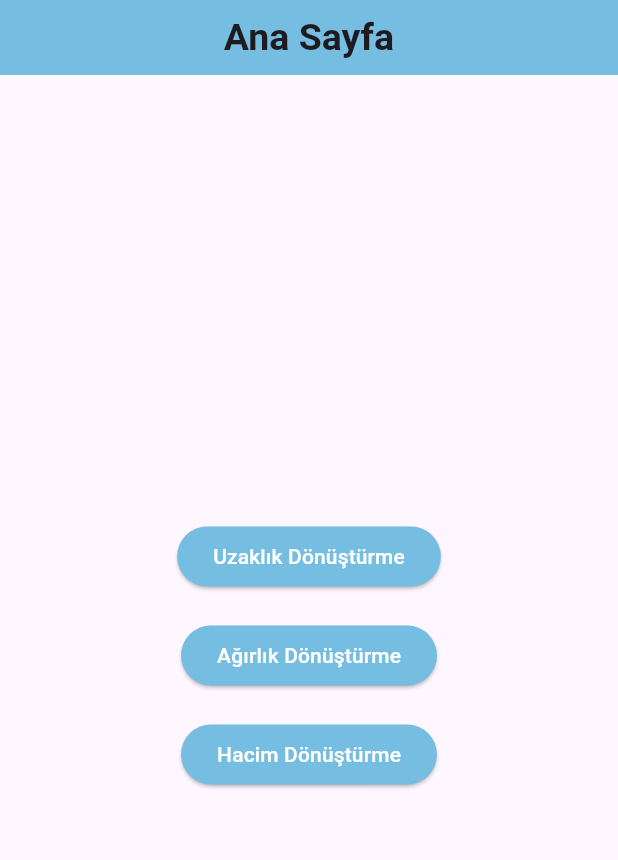
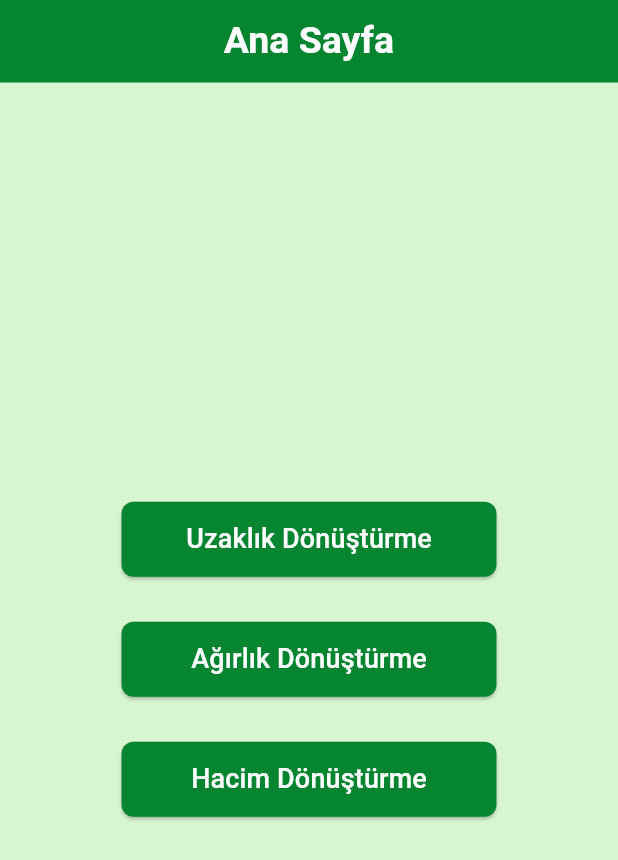
Before and after one commit to efekrtt/birim_cevirici, a Flutter app: the screen it shows after launch, on a phone screen of 412 x 824 dp. Shown: the top 860 px of the screen. Run offline on Flutter 3.47's test engine with Material 3 defaults, Android fonts, the phone set to English and light mode, and no system bars.

```diff
--- a/lib/app_bar.dart
+++ b/lib/app_bar.dart
@@ -2,15 +2,16 @@ import 'package:flutter/material.dart';
 
 AppBar buildAppBar(String title) {
   return AppBar(
+    backgroundColor: Color.fromARGB(255, 5, 133, 47),
     title: Text(
       title,
       style: TextStyle(
         fontSize: 25.0,
         fontWeight: FontWeight.bold,
+        color: Colors.white,
       ),
     ),
     centerTitle: true,
-    backgroundColor: const Color.fromARGB(255, 117, 190, 226),
-    toolbarHeight: 50.0,
+    toolbarHeight: 55.0,
   );
 }
--- a/lib/gallon2liter_screen.dart
+++ b/lib/gallon2liter_screen.dart
@@ -59,6 +59,7 @@ class _VolumeConversionScreenState extends State<VolumeConversionScreen> {
   @override
   Widget build(BuildContext context) {
     return Scaffold(
+      backgroundColor: Color.fromARGB(255, 215, 245, 209),
       appBar: buildAppBar('Hacim Dönüştürücü'),
       body: Padding(
         padding: const EdgeInsets.all(15.0),
--- a/lib/home_page.dart
+++ b/lib/home_page.dart
@@ -1,13 +1,14 @@
 import 'package:flutter/material.dart';
 import 'mile2km_screen.dart';
 import 'app_bar.dart';
-import 'weight_conversion_screen.dart';
+import 'pound2kg_screen.dart'; // Dosya adını burada güncelledik
 import 'gallon2liter_screen.dart';
 
 class HomePage extends StatelessWidget {
   @override
   Widget build(BuildContext context) {
     return Scaffold(
+      backgroundColor: Color.fromARGB(255, 215, 245, 209),
       appBar: buildAppBar('Ana Sayfa'),
       body: Center(
         child: Column(
@@ -15,8 +16,13 @@ class HomePage extends StatelessWidget {
           children: [
             ElevatedButton(
               style: ElevatedButton.styleFrom(
-                backgroundColor: const Color.fromARGB(255, 117, 190, 226),
+                backgroundColor: Color.fromARGB(255, 5, 133, 47),
                 foregroundColor: Colors.white,
+                minimumSize: Size(250, 50), // Boyutu burada ayarlayın
+                shape: RoundedRectangleBorder(
+                  borderRadius:
+                      BorderRadius.circular(8), // Yuvarlaklığı burada ayarlayın
+                ),
               ),
               onPressed: () {
                 Navigator.push(
@@ -24,39 +30,66 @@ class HomePage extends StatelessWidget {
                   MaterialPageRoute(builder: (context) => ConversionScreen()),
                 );
               },
-              child: Text('Uzaklık Dönüştürme'),
+              child: Text(
+                'Uzaklık Dönüştürme',
+                style: TextStyle(
+                  fontSize: 18, // Yazı boyutunu burada ayarlayın
+                ),
+              ),
             ),
-            SizedBox(height: 18),
+            SizedBox(height: 30),
             ElevatedButton(
               style: ElevatedButton.styleFrom(
-                backgroundColor: const Color.fromARGB(255, 117, 190, 226),
+                backgroundColor: Color.fromARGB(255, 5, 133, 47),
                 foregroundColor: Colors.white,
+                minimumSize: Size(250, 50), // Boyutu burada ayarlayın
+                shape: RoundedRectangleBorder(
+                  borderRadius:
+                      BorderRadius.circular(8), // Yuvarlaklığı burada ayarlayın
+                ),
               ),
               onPressed: () {
                 Navigator.push(
                   context,
                   MaterialPageRoute(
-                      builder: (context) => WeightConversionScreen()),
+                      builder: (context) =>
+                          VolumeConversionScreen()), // Sınıf adını burada güncelledik
                 );
               },
-              child: Text('Ağırlık Dönüştürme'),
+              child: Text(
+                'Ağırlık Dönüştürme',
+                style: TextStyle(
+                  fontSize: 18, // Yazı boyutunu burada ayarlayın
+                ),
+              ),
             ),
-            SizedBox(height: 18),
+            SizedBox(height: 30),
 
             ElevatedButton(
               style: ElevatedButton.styleFrom(
-                backgroundColor: const Color.fromARGB(255, 117, 190, 226),
+                backgroundColor: Color.fromARGB(255, 5, 133, 47),
                 foregroundColor: Colors.white,
+                minimumSize: Size(250, 50), // Boyutu burada ayarlayın
+                shape: RoundedRectangleBorder(
+                  borderRadius:
+                      BorderRadius.circular(8), // Yuvarlaklığı burada ayarlayın
+                ),
               ),
               onPressed: () {
                 Navigator.push(
                   context,
                   MaterialPageRoute(
-                      builder: (context) => VolumeConversionScreen()),
+                    builder: (context) => VolumeConversionScreen(),
+                  ),
                 );
               },
-              child: Text('Hacim Dönüştürme'),
-            )
+              child: Text(
+                'Hacim Dönüştürme',
+                style: TextStyle(
+                  fontSize: 18, // Yazı boyutunu burada ayarlayın
+                ),
+              ),
+            ),
             // Diğer dönüştürme butonlarını buraya ekleyebilirsiniz.
           ],
         ),
--- a/lib/mile2km_screen.dart
+++ b/lib/mile2km_screen.dart
@@ -25,6 +25,7 @@ class _ConversionScreenState extends State<ConversionScreen> {
   @override
   Widget build(BuildContext context) {
     return Scaffold(
+      backgroundColor: Color.fromARGB(255, 215, 245, 209),
       appBar: buildAppBar('Birim Dönüştürücü'),
       body: Padding(
         padding: const EdgeInsets.all(15.0),
--- a/lib/weight_conversion_screen.dart
+++ b/lib/pound2kg_screen.dart
@@ -30,6 +30,7 @@ class _WeightConversionScreenState extends State<WeightConversionScreen> {
   @override
   Widget build(BuildContext context) {
     return Scaffold(
+      backgroundColor: Color.fromARGB(255, 215, 245, 209),
       appBar: buildAppBar('Ağırlık Dönüştürücü'),
       body: Padding(
         padding: const EdgeInsets.all(16.0),
--- a/pubspec.yaml
+++ b/pubspec.yaml
@@ -39,7 +39,7 @@ dependencies:
 dev_dependencies:
   flutter_test:
     sdk: flutter
-
+  flutter_launcher_icons : ^0.9.2
   # The "flutter_lints" package below contains a set of recommended lints to
   # encourage good coding practices. The lint set provided by the package is
   # activated in the `analysis_options.yaml` file located at the root of your
@@ -49,6 +49,10 @@ dev_dependencies:
 
 # For information on the generic Dart part of this file, see the
 # following page: https://dart.dev/tools/pub/pubspec
+flutter_launcher_icons:
+  android: true
+  ios: true
+  image_path: "assets/retweet-.png" # Path to your icon image
 
 # The following section is specific to Flutter packages.
 flutter:
```
Also changed, not shown: assets/retweet-.png (added), pubspec.lock, 6 other files.
